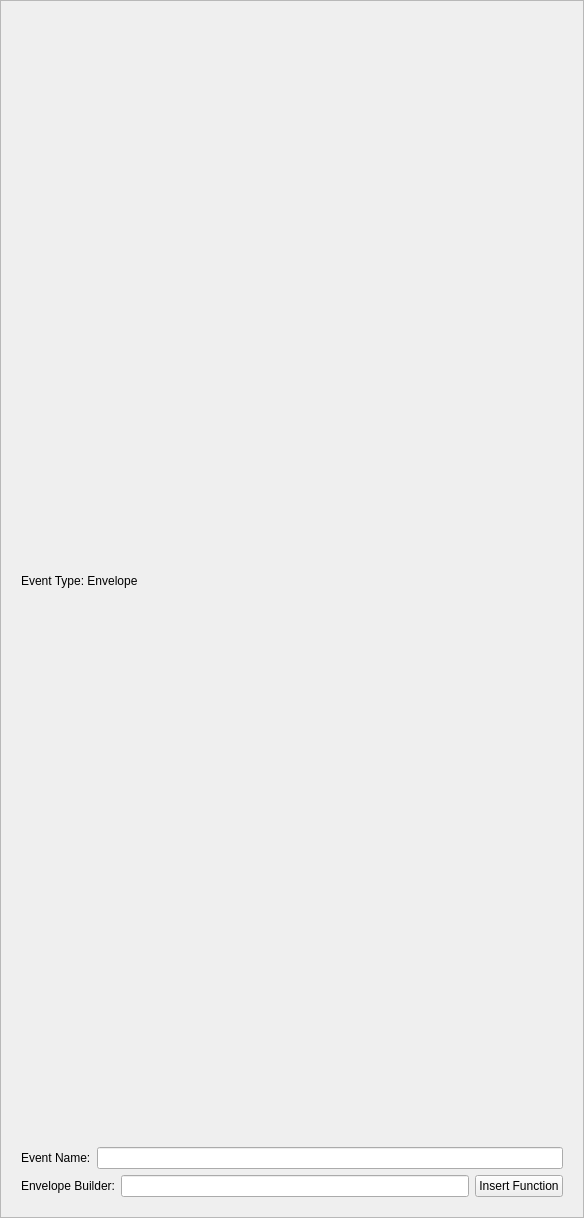
This is LASSIE/src/UI/Attributes.ui in passyur/DISSCO-2.2.0 as Qt 5 draws it before an edit. The edited form follows.
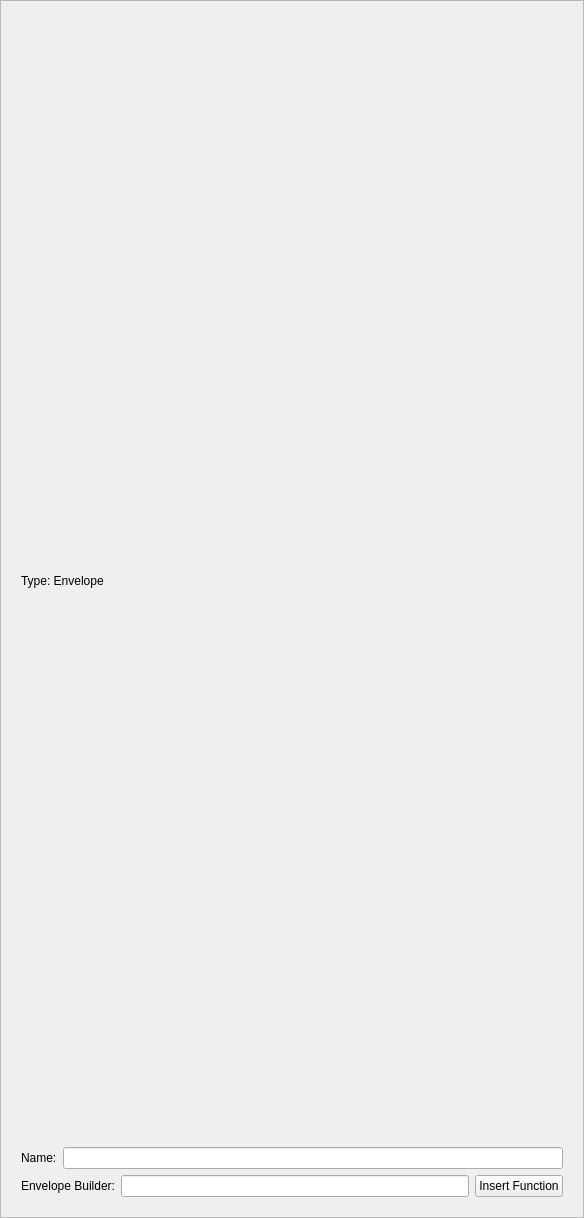
This is the edited form. The open tabs and pages were chosen to show the change.

Diff of the .ui file:
```diff
--- a/LASSIE/src/UI/Attributes.ui
+++ b/LASSIE/src/UI/Attributes.ui
@@ -1051,7 +1051,7 @@
                         <layout class="QHBoxLayout" name="envTypeLayout">
                           <item>
                             <widget class="QLabel" name="envTypeLabel">
-                            <property name="text"><string>Event Type: Envelope</string></property>
+                            <property name="text"><string>Type: Envelope</string></property>
                             </widget>
                           </item>
                         </layout>
@@ -1060,11 +1060,13 @@
                         <layout class="QHBoxLayout" name="envNameLayout">
                             <item>
                                 <widget class="QLabel" name="envNameLabel">
-                                <property name="text"><string>Event Name:</string></property>
+                                <property name="text"><string>Name:</string></property>
                                 </widget>
                             </item>
                             <item>
-                                <widget class="QLineEdit" name="envNameEntry"/>
+                                <widget class="QLineEdit" name="envNameEntry">
+                                  <property name="readOnly"><bool>true</bool></property>
+                                </widget>
                             </item>
                         </layout>
                         </item>
```
